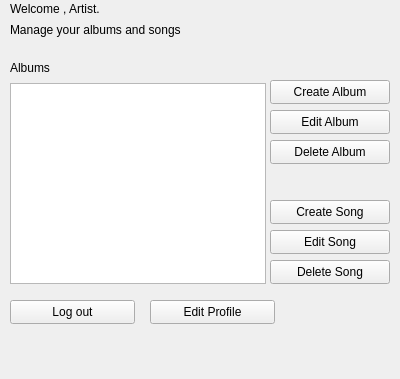
Above: artistwindow.ui from ghazaleh-nahayatf/Spotify-Project before the change. Below: the same form after it.
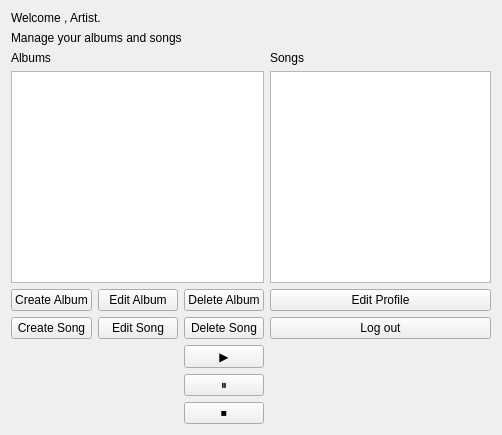
That is the form after the change.

Commit message: Complete createSongWindow

Patch:
```diff
--- a/artistwindow.ui
+++ b/artistwindow.ui
@@ -6,166 +6,126 @@
    <rect>
     <x>0</x>
     <y>0</y>
-    <width>400</width>
-    <height>379</height>
+    <width>502</width>
+    <height>435</height>
    </rect>
   </property>
   <property name="windowTitle">
    <string>Spotify _ Artist</string>
   </property>
-  <widget class="QPushButton" name="deleteSongButton">
-   <property name="geometry">
-    <rect>
-     <x>270</x>
-     <y>260</y>
-     <width>120</width>
-     <height>24</height>
-    </rect>
-   </property>
+  <layout class="QGridLayout" name="gridLayout">
+   <item row="1" column="0" colspan="3">
+    <widget class="QLabel" name="label">
+     <property name="text">
+      <string>Manage your albums and songs</string>
+     </property>
+    </widget>
+   </item>
+   <item row="5" column="0">
+    <widget class="QPushButton" name="createSongButton">
    <property name="text">
-    <string>Delete Song</string>
-   </property>
-  </widget>
+      <string>Create Song</string>
+     </property>
+    </widget>
+   </item>
+   <item row="0" column="0" colspan="3">
   <widget class="QLabel" name="artistPanelLabel">
-   <property name="geometry">
-    <rect>
-     <x>10</x>
-     <y>0</y>
-     <width>256</width>
-     <height>18</height>
-    </rect>
-   </property>
    <property name="text">
     <string>Welcome , Artist.</string>
    </property>
   </widget>
+   </item>
+   <item row="5" column="3">
   <widget class="QPushButton" name="logoutButton">
-   <property name="geometry">
-    <rect>
-     <x>10</x>
-     <y>300</y>
-     <width>125</width>
-     <height>24</height>
-    </rect>
-   </property>
    <property name="text">
     <string>Log out</string>
    </property>
   </widget>
+   </item>
+   <item row="4" column="1">
   <widget class="QPushButton" name="editAlbumButton">
-   <property name="geometry">
-    <rect>
-     <x>270</x>
-     <y>110</y>
-     <width>120</width>
-     <height>24</height>
-    </rect>
-   </property>
    <property name="text">
     <string>Edit Album</string>
    </property>
   </widget>
-  <widget class="QPushButton" name="createSongButton">
-   <property name="geometry">
-    <rect>
-     <x>270</x>
-     <y>200</y>
-     <width>120</width>
-     <height>24</height>
-    </rect>
-   </property>
-   <property name="text">
-    <string>Create Song</string>
-   </property>
-  </widget>
-  <widget class="QPushButton" name="deleteAlbumButton">
-   <property name="geometry">
-    <rect>
-     <x>270</x>
-     <y>140</y>
-     <width>120</width>
-     <height>24</height>
-    </rect>
-   </property>
-   <property name="text">
-    <string>Delete Album</string>
-   </property>
-  </widget>
-  <widget class="QListWidget" name="listWidget">
-   <property name="geometry">
-    <rect>
-     <x>10</x>
-     <y>83</y>
-     <width>256</width>
-     <height>201</height>
-    </rect>
-   </property>
-  </widget>
-  <widget class="QPushButton" name="createAlbumButton">
-   <property name="geometry">
-    <rect>
-     <x>270</x>
-     <y>80</y>
-     <width>120</width>
-     <height>24</height>
-    </rect>
-   </property>
-   <property name="text">
-    <string>Create Album</string>
-   </property>
-  </widget>
+   </item>
+   <item row="3" column="3">
+    <widget class="QListWidget" name="songsListWidget"/>
+   </item>
+   <item row="4" column="3">
   <widget class="QPushButton" name="editProfileButton">
-   <property name="geometry">
-    <rect>
-     <x>150</x>
-     <y>300</y>
-     <width>125</width>
-     <height>24</height>
-    </rect>
-   </property>
    <property name="text">
     <string>Edit Profile</string>
    </property>
   </widget>
+   </item>
+   <item row="3" column="0" colspan="3">
+    <widget class="QListWidget" name="listWidget"/>
+   </item>
+   <item row="5" column="2">
+    <widget class="QPushButton" name="deleteSongButton">
+     <property name="text">
+      <string>Delete Song</string>
+     </property>
+    </widget>
+   </item>
+   <item row="7" column="2">
+    <widget class="QPushButton" name="pauseButton">
+     <property name="text">
+      <string>⏸</string>
+     </property>
+    </widget>
+   </item>
+   <item row="5" column="1">
   <widget class="QPushButton" name="editSongButton">
-   <property name="geometry">
-    <rect>
-     <x>270</x>
-     <y>230</y>
-     <width>120</width>
-     <height>24</height>
-    </rect>
-   </property>
    <property name="text">
     <string>Edit Song</string>
    </property>
   </widget>
-  <widget class="QLabel" name="label">
-   <property name="geometry">
-    <rect>
-     <x>10</x>
-     <y>20</y>
-     <width>231</width>
-     <height>20</height>
-    </rect>
-   </property>
+   </item>
+   <item row="2" column="3">
+    <widget class="QLabel" name="label_3">
+     <property name="text">
+      <string>Songs</string>
+     </property>
+    </widget>
+   </item>
+   <item row="4" column="2">
+    <widget class="QPushButton" name="deleteAlbumButton">
    <property name="text">
-    <string>Manage your albums and songs</string>
-   </property>
-  </widget>
+      <string>Delete Album</string>
+     </property>
+    </widget>
+   </item>
+   <item row="4" column="0">
+    <widget class="QPushButton" name="createAlbumButton">
+     <property name="text">
+      <string>Create Album</string>
+     </property>
+    </widget>
+   </item>
+   <item row="2" column="0">
   <widget class="QLabel" name="label_2">
-   <property name="geometry">
-    <rect>
-     <x>10</x>
-     <y>60</y>
-     <width>49</width>
-     <height>16</height>
-    </rect>
-   </property>
    <property name="text">
     <string>Albums</string>
    </property>
   </widget>
+   </item>
+   <item row="6" column="2">
+    <widget class="QPushButton" name="playButton">
+     <property name="text">
+      <string>▶️</string>
+     </property>
+    </widget>
+   </item>
+   <item row="8" column="2">
+    <widget class="QPushButton" name="stopButton">
+     <property name="text">
+      <string>⏹</string>
+     </property>
+    </widget>
+   </item>
+  </layout>
  </widget>
  <resources/>
  <connections/>
```
Lines whose indentation alone changed are shown as unchanged. The commit also changes 10 other files.
